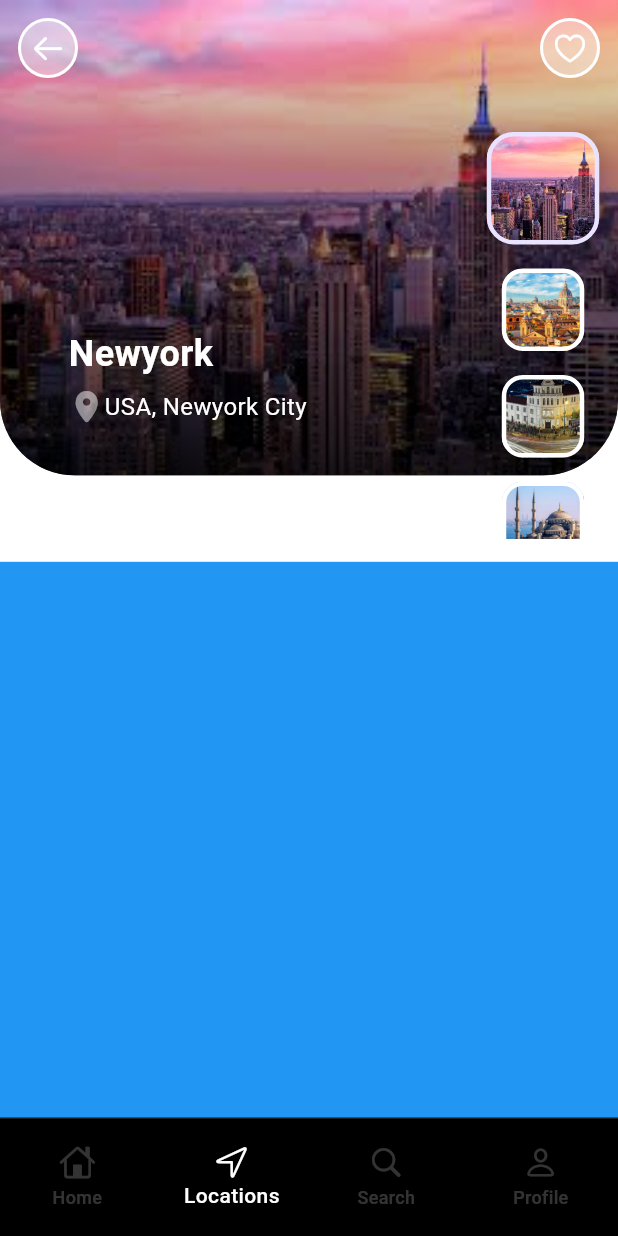
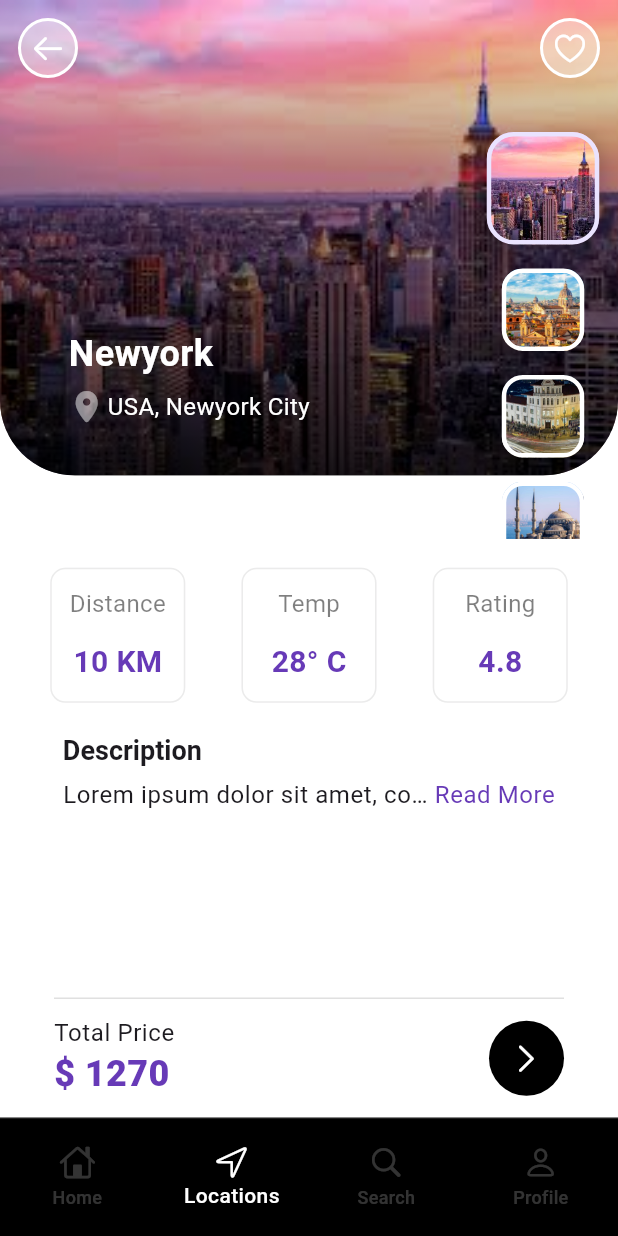
Before and after one commit to ardavan8102/safarbuddy, a Flutter app: the screen it shows after launch, item 2 of the bottom bar chosen, on a phone screen of 412 x 824 dp. Run offline on Flutter 3.47's test engine with Material 3 defaults, Android fonts, the phone set to English and light mode, and no system bars; drawn by our look-alikes of expandable_text; Roboto replaces fonts that are missing (Poppins).

Commit message:
Travel's Location single page created

```diff
--- /dev/null
+++ b/lib/components/icon_button.dart
@@ -0,0 +1,32 @@
+import 'package:flutter/material.dart';
+
+class CircularIconButton extends StatelessWidget {
+  final IconData? icon;
+  final Color? color;
+  final Function() func;
+  const CircularIconButton({
+    super.key,
+    required this.icon,
+    required this.color,
+    required this.func
+  });
+
+  @override
+  Widget build(BuildContext context) {
+    return Container(
+      height: 50,
+      width: 50,
+      decoration: BoxDecoration(
+        color: Colors.black,
+        borderRadius: BorderRadius.circular(100)
+      ),
+      child: IconButton(
+        onPressed: func,
+        icon: Icon(
+          icon,
+          color: color,
+        )
+      ),
+    );
+  }
+}
--- a/lib/models/travel_model.dart
+++ b/lib/models/travel_model.dart
@@ -28,10 +28,10 @@ List<TravelModel> travelList = [
   TravelModel(
     name: 'Newyork',
     location: 'USA, Newyork City',
-    distance: '10KM',
-    temp: '28℃',
+    distance: '10',
+    temp: '28',
     rating: '4.8',
-    description: 'adwadwawdadawdadadawdawdawddddddddddddddadadawdsdcxzcsfwdqd',
+    description: 'Lorem ipsum dolor sit amet, consectetur adipiscing elit, sed do eiusmod tempor incididunt ut labore et dolore magna aliqua. Egestas purus viverra accumsan in nisl nisi. Arcu cursus vitae congue mauris rhoncus aenean vel elit scelerisque. In egestas erat imperdiet sed euismod nisi porta lorem mollis. Morbi tristique senectus et netus. Mattis pellentesque id nibh tortor id aliquet lectus proin. Sapien faucibus et molestie ac feugiat sed lectus vestibulum. Ullamcorper velit sed ullamcorper morbi tincidunt ornare massa eget. Dictum varius duis at consectetur lorem. Nisi vitae suscipit tellus mauris a diam maecenas sed enim. Velit ut tortor pretium viverra suspendisse potenti nullam. Et molestie ac feugiat sed lectus. Non nisi est sit amet facilisis magna. Dignissim diam quis enim lobortis scelerisque fermentum. Odio ut enim blandit volutpat maecenas volutpat. Ornare lectus sit amet est placerat in egestas erat. Nisi vitae suscipit tellus mauris a diam maecenas sed. Placerat duis ultricies lacus sed turpis tincidunt id aliquet.',
     price: 1270,
     image: 'assets/image/newyork.png'
   ),
@@ -39,10 +39,10 @@ List<TravelModel> travelList = [
   TravelModel(
     name: 'Rome',
     location: 'Italy, Rome',
-    distance: '15KM',
-    temp: '33℃',
+    distance: '15',
+    temp: '33',
     rating: '4.1',
-    description: 'adwadwawdadawdadadawdawdawddddddddddddddadadawdsdcxzcsfwdqd',
+    description: 'Lorem ipsum dolor sit amet, consectetur adipiscing elit, sed do eiusmod tempor incididunt ut labore et dolore magna aliqua. Egestas purus viverra accumsan in nisl nisi. Arcu cursus vitae congue mauris rhoncus aenean vel elit scelerisque. In egestas erat imperdiet sed euismod nisi porta lorem mollis. Morbi tristique senectus et netus. Mattis pellentesque id nibh tortor id aliquet lectus proin. Sapien faucibus et molestie ac feugiat sed lectus vestibulum. Ullamcorper velit sed ullamcorper morbi tincidunt ornare massa eget. Dictum varius duis at consectetur lorem. Nisi vitae suscipit tellus mauris a diam maecenas sed enim. Velit ut tortor pretium viverra suspendisse potenti nullam. Et molestie ac feugiat sed lectus. Non nisi est sit amet facilisis magna. Dignissim diam quis enim lobortis scelerisque fermentum. Odio ut enim blandit volutpat maecenas volutpat. Ornare lectus sit amet est placerat in egestas erat. Nisi vitae suscipit tellus mauris a diam maecenas sed. Placerat duis ultricies lacus sed turpis tincidunt id aliquet.',
     price: 970,
     image: 'assets/image/rome.png'
   ),
@@ -50,10 +50,10 @@ List<TravelModel> travelList = [
   TravelModel(
     name: 'Rasht',
     location: 'Islamic Republic of Iran, Rasht',
-    distance: '2KM',
-    temp: '18℃',
+    distance: '2',
+    temp: '18',
     rating: '4.3',
-    description: 'adwadwawdadawdadadawdawdawddddddddddddddadadawdsdcxzcsfwdqd',
+    description: 'Lorem ipsum dolor sit amet, consectetur adipiscing elit, sed do eiusmod tempor incididunt ut labore et dolore magna aliqua. Egestas purus viverra accumsan in nisl nisi. Arcu cursus vitae congue mauris rhoncus aenean vel elit scelerisque. In egestas erat imperdiet sed euismod nisi porta lorem mollis. Morbi tristique senectus et netus. Mattis pellentesque id nibh tortor id aliquet lectus proin. Sapien faucibus et molestie ac feugiat sed lectus vestibulum. Ullamcorper velit sed ullamcorper morbi tincidunt ornare massa eget. Dictum varius duis at consectetur lorem. Nisi vitae suscipit tellus mauris a diam maecenas sed enim. Velit ut tortor pretium viverra suspendisse potenti nullam. Et molestie ac feugiat sed lectus. Non nisi est sit amet facilisis magna. Dignissim diam quis enim lobortis scelerisque fermentum. Odio ut enim blandit volutpat maecenas volutpat. Ornare lectus sit amet est placerat in egestas erat. Nisi vitae suscipit tellus mauris a diam maecenas sed. Placerat duis ultricies lacus sed turpis tincidunt id aliquet.',
     price: 599,
     image: 'assets/image/rasht.png'
   ),
@@ -61,10 +61,10 @@ List<TravelModel> travelList = [
   TravelModel(
     name: 'Istanbul',
     location: 'Turkey, Istanbul',
-    distance: '50KM',
-    temp: '31℃',
+    distance: '50',
+    temp: '31',
     rating: '4.4',
-    description: 'adwadwawdadawdadadawdawdawddddddddddddddadadawdsdcxzcsfwdqd',
+    description: 'Lorem ipsum dolor sit amet, consectetur adipiscing elit, sed do eiusmod tempor incididunt ut labore et dolore magna aliqua. Egestas purus viverra accumsan in nisl nisi. Arcu cursus vitae congue mauris rhoncus aenean vel elit scelerisque. In egestas erat imperdiet sed euismod nisi porta lorem mollis. Morbi tristique senectus et netus. Mattis pellentesque id nibh tortor id aliquet lectus proin. Sapien faucibus et molestie ac feugiat sed lectus vestibulum. Ullamcorper velit sed ullamcorper morbi tincidunt ornare massa eget. Dictum varius duis at consectetur lorem. Nisi vitae suscipit tellus mauris a diam maecenas sed enim. Velit ut tortor pretium viverra suspendisse potenti nullam. Et molestie ac feugiat sed lectus. Non nisi est sit amet facilisis magna. Dignissim diam quis enim lobortis scelerisque fermentum. Odio ut enim blandit volutpat maecenas volutpat. Ornare lectus sit amet est placerat in egestas erat. Nisi vitae suscipit tellus mauris a diam maecenas sed. Placerat duis ultricies lacus sed turpis tincidunt id aliquet.',
     price: 1010,
     image: 'assets/image/istanbul.png'
   ),
@@ -72,10 +72,10 @@ List<TravelModel> travelList = [
   TravelModel(
     name: 'Dubai',
     location: 'UAE, Dubai',
-    distance: '220KM',
-    temp: '40℃',
+    distance: '220',
+    temp: '40',
     rating: '4.9',
-    description: 'adwadwawdadawdadadawdawdawddddddddddddddadadawdsdcxzcsfwdqd',
+    description: 'Lorem ipsum dolor sit amet, consectetur adipiscing elit, sed do eiusmod tempor incididunt ut labore et dolore magna aliqua. Egestas purus viverra accumsan in nisl nisi. Arcu cursus vitae congue mauris rhoncus aenean vel elit scelerisque. In egestas erat imperdiet sed euismod nisi porta lorem mollis. Morbi tristique senectus et netus. Mattis pellentesque id nibh tortor id aliquet lectus proin. Sapien faucibus et molestie ac feugiat sed lectus vestibulum. Ullamcorper velit sed ullamcorper morbi tincidunt ornare massa eget. Dictum varius duis at consectetur lorem. Nisi vitae suscipit tellus mauris a diam maecenas sed enim. Velit ut tortor pretium viverra suspendisse potenti nullam. Et molestie ac feugiat sed lectus. Non nisi est sit amet facilisis magna. Dignissim diam quis enim lobortis scelerisque fermentum. Odio ut enim blandit volutpat maecenas volutpat. Ornare lectus sit amet est placerat in egestas erat. Nisi vitae suscipit tellus mauris a diam maecenas sed. Placerat duis ultricies lacus sed turpis tincidunt id aliquet.',
     price: 850,
     image: 'assets/image/dubai.png'
   ),
--- a/lib/ui/travel_page.dart
+++ b/lib/ui/travel_page.dart
@@ -1,5 +1,7 @@
+import 'package:expandable_text/expandable_text.dart';
 import 'package:flutter/cupertino.dart';
 import 'package:flutter/material.dart';
+import 'package:safar_buddy/components/icon_button.dart';
 import 'package:safar_buddy/models/travel_model.dart';
 
 class TravelPage extends StatefulWidget {
@@ -13,7 +15,7 @@ class _TravelPageState extends State<TravelPage> {
 
   // ignore: prefer_final_fields
   int _selectedIndex = 0;
-  double imageSize = 55;
+  double imageSize = 55; // For List View Thumbnails
 
 
   @override
@@ -21,10 +23,9 @@ class _TravelPageState extends State<TravelPage> {
 
     var size = MediaQuery.of(context).size;
 
-    return SingleChildScrollView(
-      child: Column(
+    return Column(
       children: [
-          // Top side
+        // Top side With Stack
         Container(
           color: Colors.white,
           width: double.infinity,
@@ -76,17 +77,182 @@ class _TravelPageState extends State<TravelPage> {
         ),
 
         // Description and informations
-          Container(
-            color: Colors.blue,
+        Expanded(
+          child: SingleChildScrollView(
+            child: Container(
+              color: Colors.white,
               width: double.infinity,
-            height: size.height - (size.height / 2),
+              child: Column(
+                children: [
+                  // Card Boxes
+                  Row(
+                    crossAxisAlignment: .center,
+                    mainAxisAlignment: .spaceEvenly,
+                    children: [
+                      locationDetailsCardBox(
+                        context,
+                        'Distance',
+                        '${travelList[_selectedIndex].distance!} KM',
                       ),
 
+                      locationDetailsCardBox(
+                        context,
+                        'Temp',
+                        '${travelList[_selectedIndex].temp!}° C',
+                      ),
+
+                      locationDetailsCardBox(
+                        context,
+                        'Rating',
+                        travelList[_selectedIndex].rating!,
+                      ),
                     ],
+                  ),
+
+                  SizedBox(height: 16),
+
+                  // Description
+                  Padding(
+                    padding: const EdgeInsets.only(left: 36, right: 36),
+                    child: Column(
+                      children: [
+                        // Description
+                        descriptionBox(context),
+                      ],
+                    ),
+                  ),
+                ],
+              ),
+            ),
+          ),
+        ),
+
+        // Price
+        priceBoxSection(context),
+
+      ],
+    );
+  }
+
+  // Price Box
+  Padding priceBoxSection(BuildContext context) {
+    return Padding(
+      padding: const EdgeInsets.only(right: 36, left: 36, bottom: 12),
+      child: Container(
+        padding: EdgeInsets.only(top: 12),
+        decoration: BoxDecoration(
+          border: Border(
+            top: BorderSide(
+              width: 1,
+              color: Colors.grey.shade300
+            ),
+          ),
+        ),
+        child: Row(
+          mainAxisAlignment: .spaceBetween,
+          crossAxisAlignment: .center,
+          children: [
+            // Price
+            Column(
+              crossAxisAlignment: .start,
+              children: [
+                Text(
+                  'Total Price',
+                  style: Theme.of(context).textTheme.bodySmall,
+                ),
+                Text(
+                  '\$ ${travelList[_selectedIndex].price!.toString()}',
+                  style: TextStyle(
+                    fontSize: 24,
+                    fontWeight: FontWeight.w900,
+                    color: Theme.of(context).primaryColor,
+                  ),
+                )
+              ],
+            ),
+            // Icon
+            CircularIconButton(
+              icon: CupertinoIcons.chevron_right,
+              color: Colors.white,
+              func: () {},
+            ),
+          ],
+        ),
       ),
     );
   }
 
+  // Description Box
+  Column descriptionBox(BuildContext context) {
+    return Column(
+      crossAxisAlignment: .start,
+      spacing: 8,
+      children: [
+        Text(
+          'Description',
+          style: Theme.of(context).textTheme.headlineMedium,
+        ),
+
+        ExpandableText(
+          travelList[_selectedIndex].description!,
+          expandText: 'Read More',
+          collapseText: 'Show Less',
+          maxLines: 1,
+          linkColor: Theme.of(context).primaryColor,
+          style: Theme.of(context).textTheme.bodySmall,
+        ),
+      ],
+    );
+  }
+
+  // Details Card Box
+  Card locationDetailsCardBox(BuildContext context, String label, String variableText) {
+    return Card(
+      shape: RoundedRectangleBorder(
+        borderRadius: BorderRadiusGeometry.circular(10),
+        side: BorderSide(
+          width: 1,
+          color: Color.fromARGB(255, 235, 235, 235),
+        ),
+      ),
+      elevation: 0,
+      child: Container(
+        width: 90,
+        height: 90,
+        color: Colors.white,
+        child: Column(
+          mainAxisAlignment: .spaceEvenly,
+          crossAxisAlignment: .center,
+          children: [
+            Text(
+              label,
+              style: TextStyle(
+                color: Colors.black.withValues(alpha: 0.5),
+                fontSize: 16,
+                fontWeight: FontWeight.normal
+              ),
+            ),
+            variableDataCardBox(
+              context,
+              variableText,
+            ),
+          ],
+        ),
+      ),
+    );
+  }
+
+  // Variable text for card box
+  Text variableDataCardBox(BuildContext context, String text) {
+    return Text(
+      text,
+      style: TextStyle(
+        color: Theme.of(context).primaryColor,
+        fontSize: 20,
+        fontWeight: FontWeight.bold,
+      ),
+    );
+  }
 
   // Dark Overlay For Big Background Image
   Positioned darkOverlayBackgroundImage(Size size) {
@@ -130,6 +296,7 @@ class _TravelPageState extends State<TravelPage> {
           ),
         ),
         Row(
+          spacing: 2,
           children: [
             Icon(
               CupertinoIcons.placemark_fill,
```
Also changed, not shown: pubspec.yaml (+4 -11 lines), pubspec.lock. Lines whose indentation alone changed are shown as unchanged.
